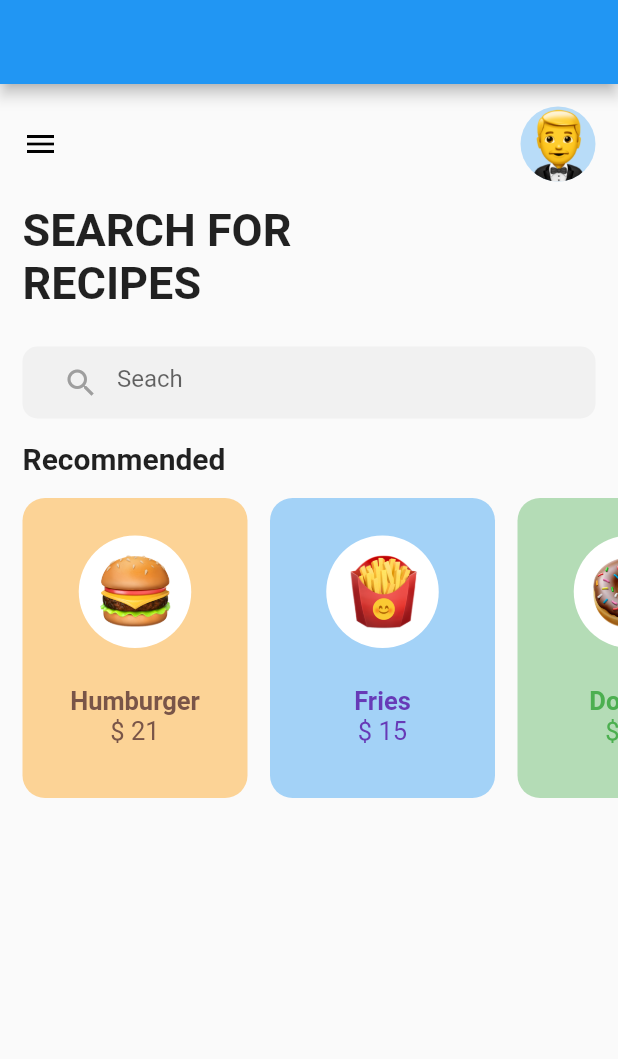
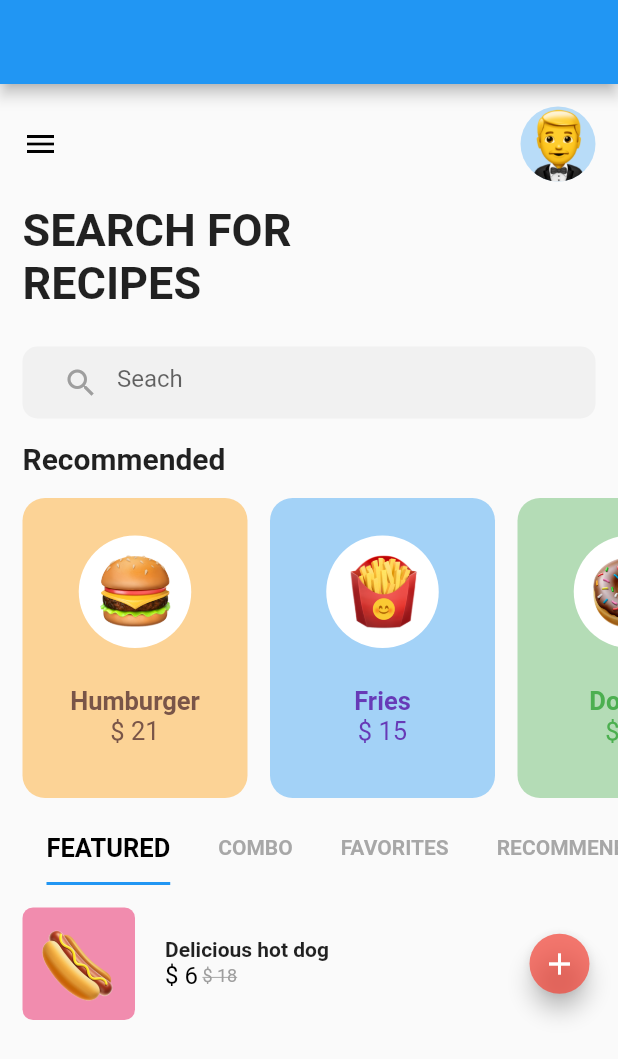
Before and after one commit to ShiviCode/food_ui, a Flutter app: the screen it shows after launch, on a phone screen of 412 x 824 dp. Shown: the top 1059 px of the screen. Run offline on Flutter 3.47's test engine with Material 2 defaults, Android fonts, the phone set to English and light mode, and no system bars; our stand-ins replace google_fonts.

Commit message:
added TabBar

```diff
--- /dev/null
+++ b/lib/food_tabs.dart
@@ -0,0 +1,115 @@
+import 'package:flutter/material.dart';
+
+//import 'package:smooth_star_rating/smooth_star_rating.dart';
+
+class FoodTabs extends StatefulWidget {
+  const FoodTabs({ Key? key }) : super(key: key);
+
+  @override
+  State<FoodTabs> createState() => _FoodTabsState();
+}
+
+class _FoodTabsState extends State<FoodTabs> {
+  @override
+  Widget build(BuildContext context) {
+    return Scaffold(
+      body: ListView(
+        children: [
+          _buildListItem(foodName:'Delicious hot dog', price: '6', imgPath: 'assets/images/hotdog.png'),
+        ],
+      ),
+    );
+  }
+
+   _buildListItem({
+     required String foodName,
+     //required double? rating, rating:4.0,
+     required String price,
+     required String imgPath,
+   }){
+     return Padding(
+       padding: EdgeInsets.all(15),
+       child: Row(
+         mainAxisAlignment: MainAxisAlignment.spaceBetween,
+         children: [
+           Container(
+             //alignment: Alignment.centerLeft,
+             width: 210,
+             child: Row(
+               mainAxisAlignment: MainAxisAlignment.start,
+               children: [
+                 Container(
+                   height: 75,
+                   width: 75,
+                   decoration: BoxDecoration(
+                     borderRadius: BorderRadius.circular(7),
+                     color: Colors.pink.withOpacity(0.5),
+                   ),
+                   child: Center(
+                     child: Image.asset(imgPath,height: 50, width: 50,),
+                   ),
+                 ),
+                 SizedBox(width: 20,),
+                 Column(
+                   crossAxisAlignment: CrossAxisAlignment.start,
+                   children: [
+                     Text(
+                       foodName,
+                       style:TextStyle(
+                          fontSize: 14,
+                           fontWeight: FontWeight.bold,
+                        ),
+                      ),
+
+                      // SmoothStarRating( //
+                      //   allowHalfRating: false,
+                      //   onRated: (v){},
+                      //   rating: rating!,
+                      //   starCount: rating.toInt(),
+                      //   color: Colors.yellow,
+                      //   size: 15,
+                      // ),
+
+                      Row(
+                        children: [
+                          Text(
+                          '\$ ' +price,
+                          style: TextStyle(
+                          fontSize: 16,
+                          color: Colors.black,
+                      // fontWeight: FontWeight.bold
+                         ),
+                      ),
+
+                      SizedBox(width: 3,),
+
+                      Text(
+                       '\$ ' + '18',
+                       style: TextStyle(
+                       fontSize: 12,
+                       decoration: TextDecoration.lineThrough,
+                      color: Colors.grey,
+                      ),
+                    ),
+                        ],
+                      ),
+
+                   ],
+                 ),
+               ],
+             ),
+           ),
+           FloatingActionButton(onPressed: (){},
+           heroTag: foodName,
+            mini: true,
+            child: Center(
+              child:Icon(Icons.add),
+            ),
+            backgroundColor: Colors.red.withOpacity(0.7),
+           )
+         ],
+       ),
+       );
+   }
+
+}
--- a/lib/home_screen.dart
+++ b/lib/home_screen.dart
@@ -1,9 +1,22 @@
 import 'package:flutter/material.dart';
+import 'package:food_ui/food_tabs.dart';
 
 import 'package:google_fonts/google_fonts.dart';
 
-class HomeScreen extends StatelessWidget {
-  const HomeScreen({ Key? key }) : super(key: key);
+class HomeScreen extends StatefulWidget{  @override
+  State<HomeScreen> createState() => _HomeScreenState();
+}
+
+class _HomeScreenState extends State<HomeScreen>
+ with SingleTickerProviderStateMixin {
+  TabController? tabController;
+
+  @override
+  void initState() {
+    // TODO: implement initState
+    super.initState();
+    tabController = TabController(length:4, vsync: this);
+  }
 
   @override
   Widget build(BuildContext context) {
@@ -123,6 +136,50 @@ class HomeScreen extends StatelessWidget {
             ),
           ),
 
+          SizedBox(height: 10,),
+          Padding(
+            padding: EdgeInsets.only(left: 15),
+            child: TabBar(
+              controller: tabController,
+              isScrollable: true,
+              labelColor: Colors.black,
+              unselectedLabelColor: Colors.grey.withOpacity(0.9),
+              indicatorSize: TabBarIndicatorSize.label,
+
+              labelStyle: TextStyle(
+              fontSize: 17,
+              fontWeight: FontWeight.bold,
+               ),
+
+               unselectedLabelStyle: TextStyle(
+              fontSize: 14,
+              fontWeight: FontWeight.bold,
+               ),
+
+              tabs: [
+                  Tab(child: Text('FEATURED'),),
+                  Tab(child: Text('COMBO'),),
+                  Tab(child: Text('FAVORITES'),),
+                  Tab(child: Text('RECOMMENED'),),
+
+              ]),
+            ),
+
+           Container(
+             //padding: EdgeInsets.all(15),
+             //color: Colors.amber,
+            width: 400,
+             height: 400,
+             child: TabBarView(
+               controller: tabController,
+               children:[
+                 FoodTabs(),
+                 FoodTabs(),
+                 FoodTabs(),
+                 FoodTabs(),
+             ]),
+           ),
+
         ],
       ),
     );
@@ -187,5 +244,4 @@ class HomeScreen extends StatelessWidget {
         ),
         );
    }
-
 }
--- a/pubspec.yaml
+++ b/pubspec.yaml
@@ -29,6 +29,7 @@ environment:
 dependencies:
   flutter:
     sdk: flutter
+  smooth_star_rating: ^1.1.1
 
 
   # The following adds the Cupertino Icons font to your application.
```
Also changed, not shown: pubspec.lock.
